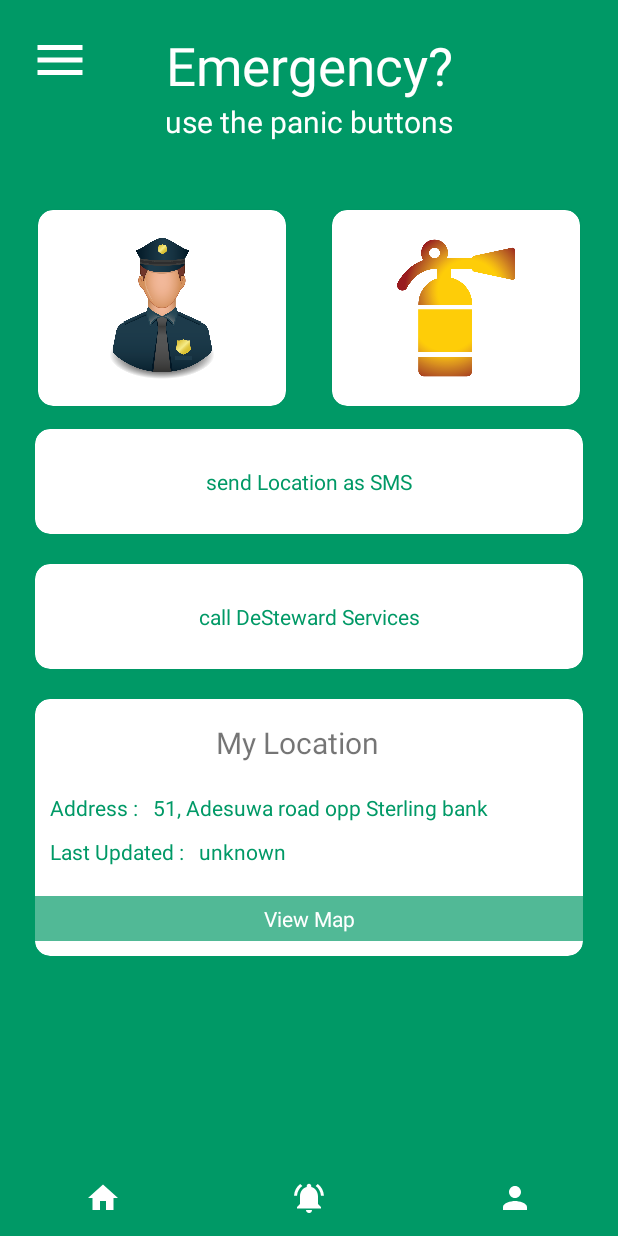
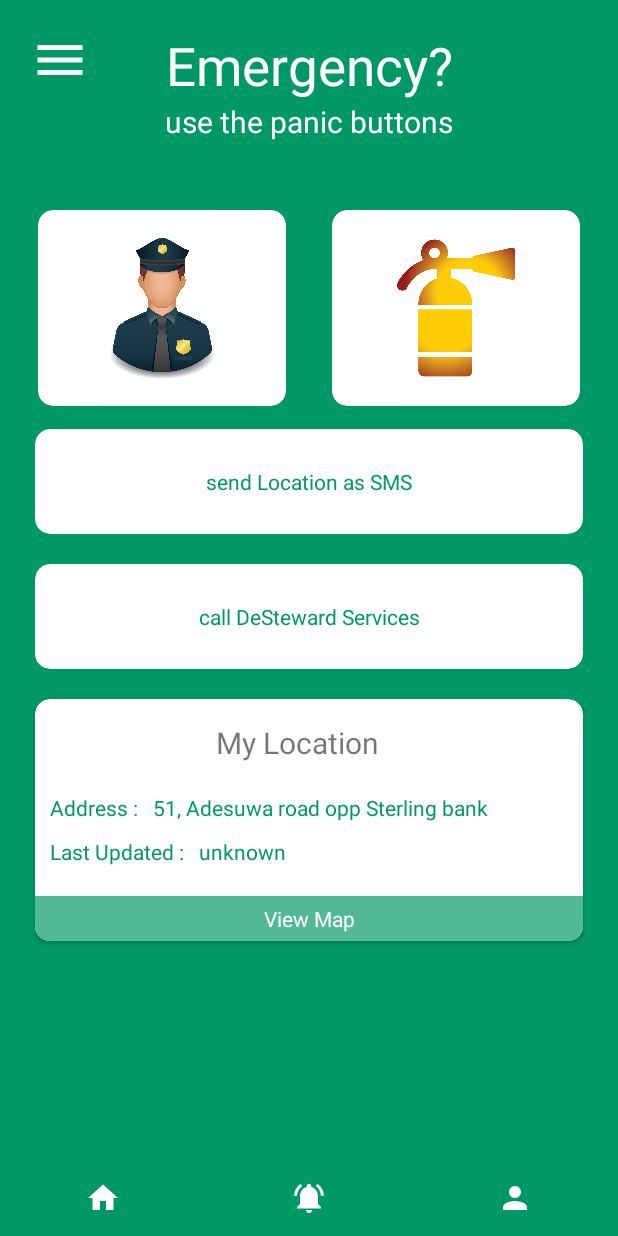
Before and after one commit to auptsoft/security, an Android app: the HomeFragment screen opened directly, with no data from a screen before it, on a phone screen of 412 x 824 dp. Run offline under Robolectric (Android 15) with nearby library versions, the phone set to English and light mode, and no system bars; libraries missing offline, so code that uses them is left out: com.wang.avi.

Commit message:
minor challenge to view

```diff
--- a/app/src/main/res/layout/fragment_home.xml
+++ b/app/src/main/res/layout/fragment_home.xml
@@ -143,7 +143,7 @@
             android:id="@+id/location_view"
             android:layout_width="match_parent"
             android:layout_height="wrap_content"
-            android:layout_marginVertical="10dp"
+            android:layout_marginTop="10dp"
             android:background="#ffffff"
             android:orientation="vertical">
 
```
